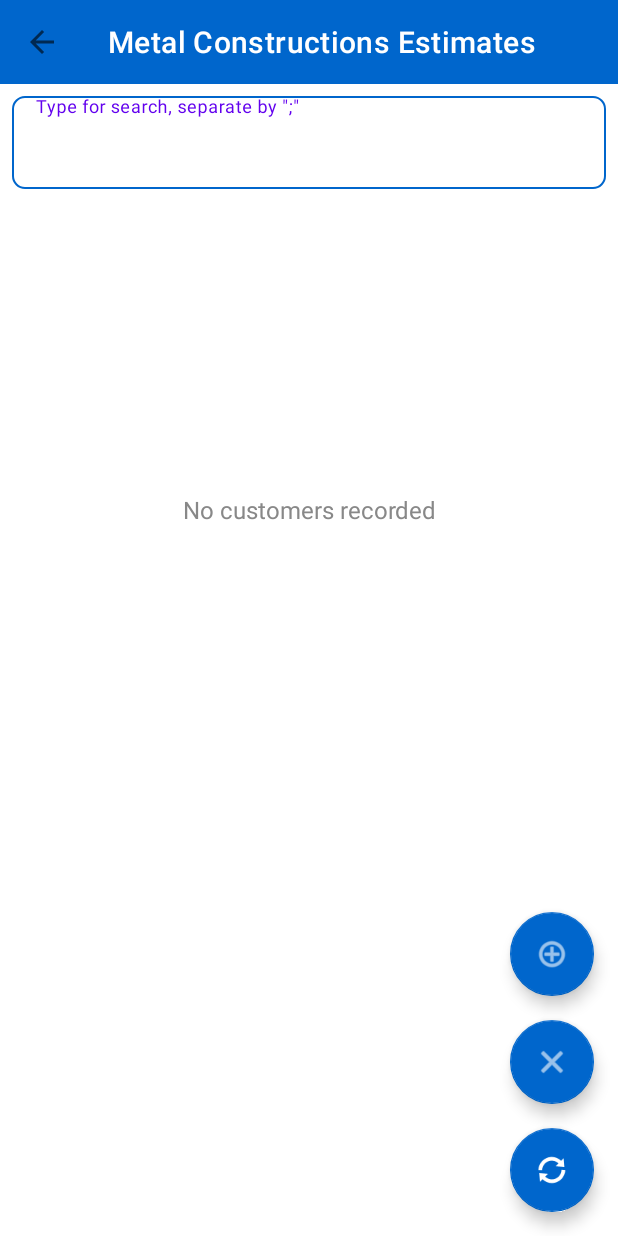
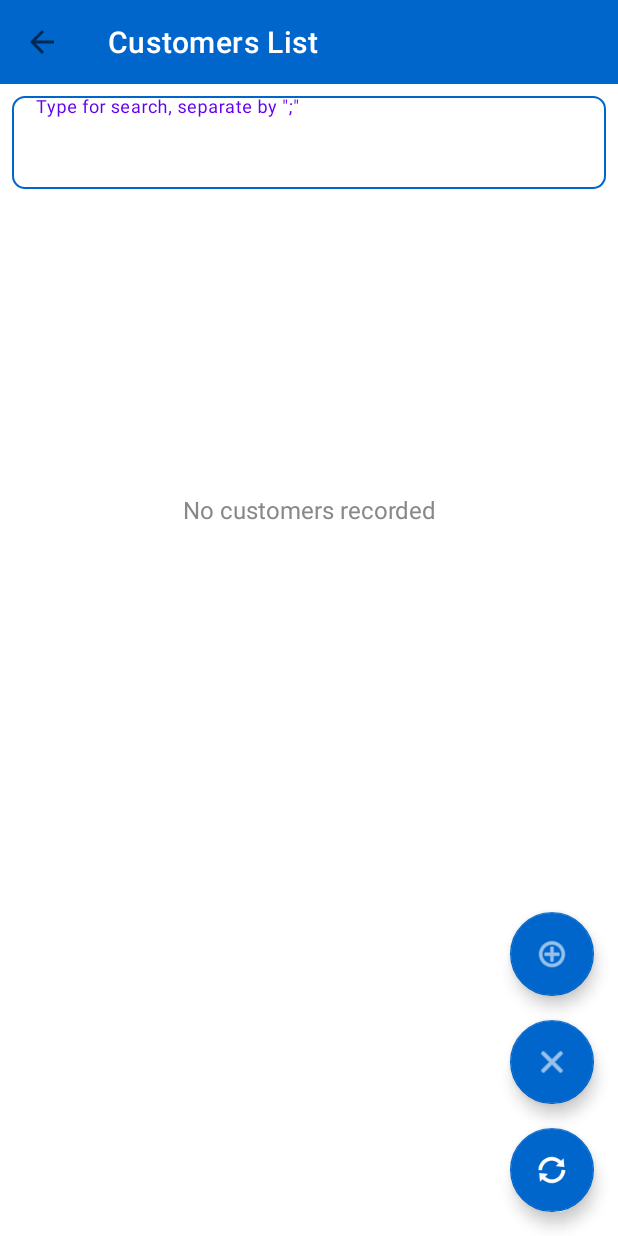
Before and after one commit to abdelouahadelfihri/metalconstructionsestimates-v2.0.0, an Android app: the Customers screen opened directly, with no data from a screen before it, on a phone screen of 412 x 824 dp. Run offline under Robolectric (Android 15) with nearby library versions, the phone set to English and light mode, and no system bars.

Commit message:
updates to activity_customers.xml

```diff
--- a/app/src/main/res/layout/activity_customers.xml
+++ b/app/src/main/res/layout/activity_customers.xml
@@ -29,7 +29,7 @@ android:layout_height="match_parent">
             android:layout_width="match_parent"
             android:layout_height="?attr/actionBarSize"
             android:background="#0066cc"
-            app:title="@string/app_name"
+            app:title="@string/customersList"
             app:titleTextColor="@android:color/white" />
     </LinearLayout>
 
```
